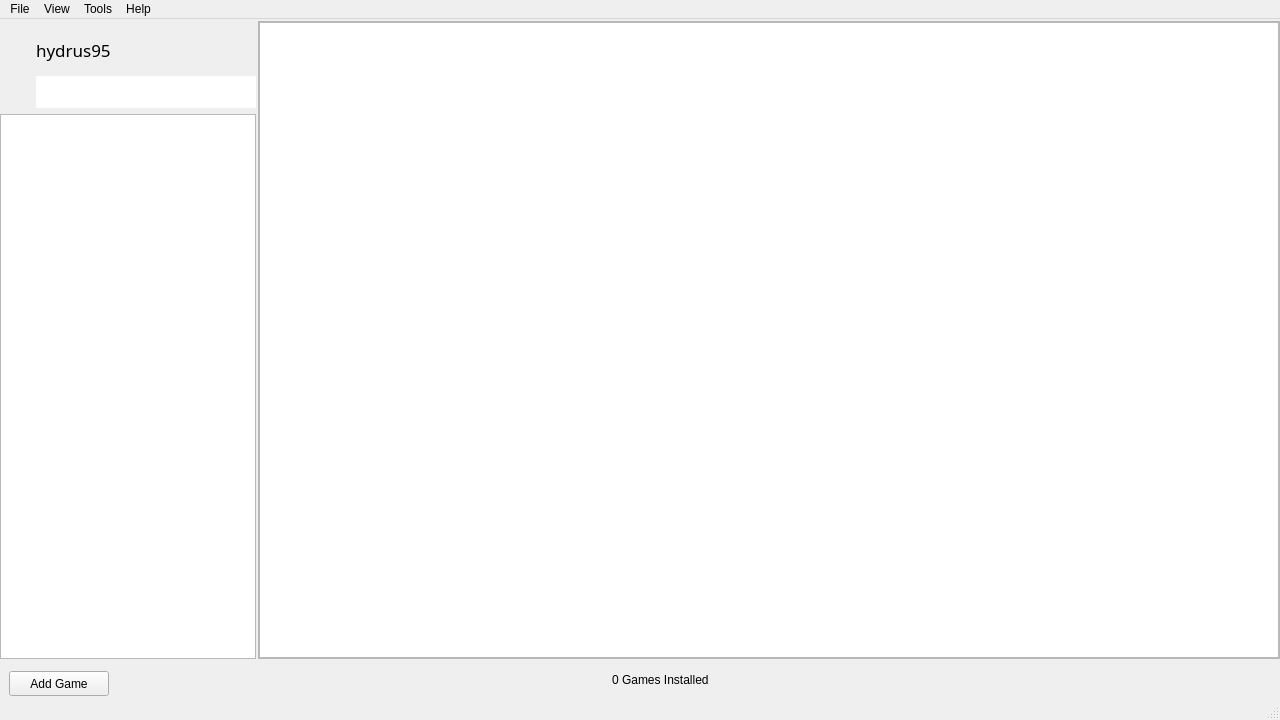
First picture: the form in src/ui/mainwindow.ui, repository KJNeko/Atlas, before the edit.
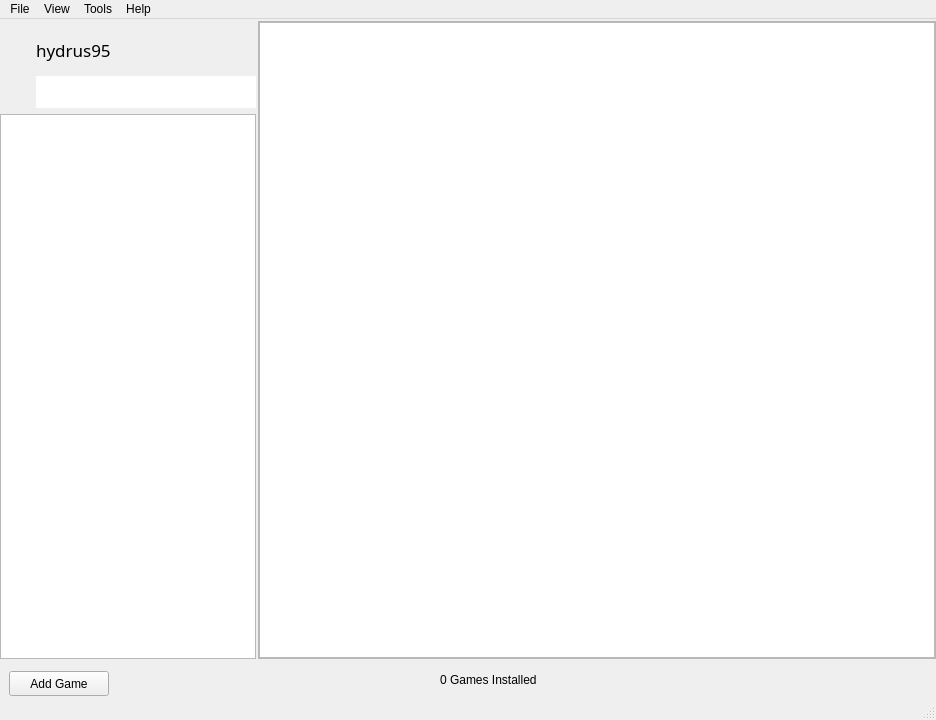
Second picture: the form after the edit. Icons and pictures are not drawn. Custom widgets are drawn as their Qt base class.

Diff of the .ui file:
```diff
--- a/src/ui/mainwindow.ui
+++ b/src/ui/mainwindow.ui
@@ -9,7 +9,7 @@
    <rect>
     <x>0</x>
     <y>0</y>
-    <width>1280</width>
+    <width>936</width>
     <height>720</height>
    </rect>
   </property>
@@ -397,8 +397,8 @@
     <rect>
      <x>0</x>
      <y>0</y>
-     <width>1280</width>
-     <height>25</height>
+     <width>936</width>
+     <height>23</height>
     </rect>
    </property>
    <property name="autoFillBackground">
```
